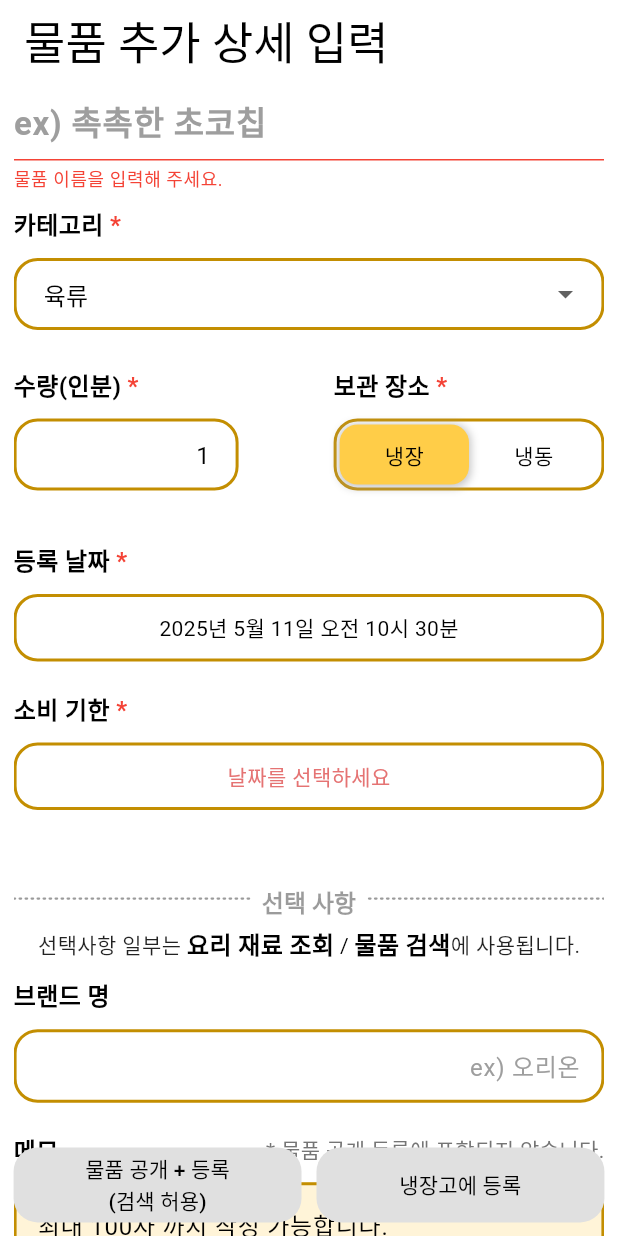
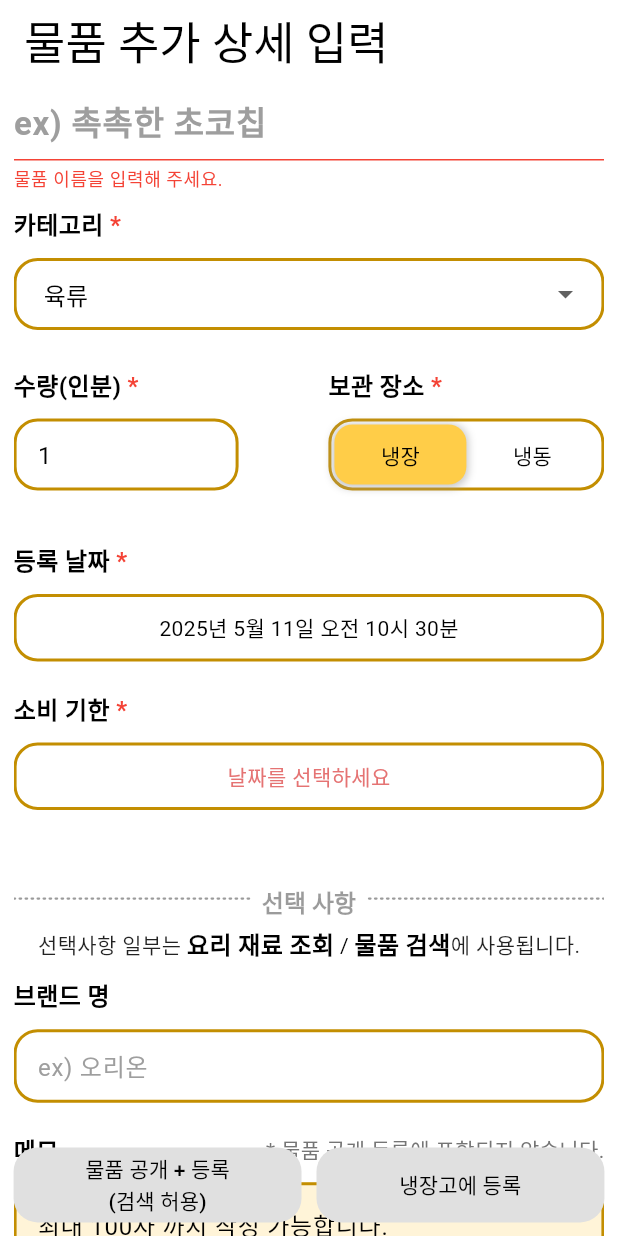
Before and after one commit to Mango-Fridge/Frontend, a Flutter app: the AddContentView screen opened by its route, on a phone screen of 412 x 824 dp. Run offline on Flutter 3.47's test engine with Material 3 defaults, Android fonts, the phone set to English and light mode, and no system bars; drawn by our look-alikes of custom_sliding_segmented_control; our stand-ins replace dio, flutter_dotenv, flutter_riverpod, fluttertoast, freezed_annotation, go_router and 7 more; missing offline and left inert: kakao_flutter_sdk; accounts and stored records are empty; generated files the repository leaves out were written again; Roboto replaces fonts that are missing (Mainfonts).

Commit message:
[Design]: Refrigerator-AddContent-물품 추가 좌측 정렬 #172

```diff
--- a/lib/view/refrigerator/add_content_view.dart
+++ b/lib/view/refrigerator/add_content_view.dart
@@ -365,7 +365,7 @@ class _AddContentViewState extends ConsumerState<AddContentView> {
                   width: 150,
                   child: TextField(
                     key: _countKey,
-                    textAlign: TextAlign.right,
+                    textAlign: TextAlign.left,
                     onTap: () => _focusTextField(_countKey),
                     controller: countController,
                     keyboardType: TextInputType.number,
@@ -439,7 +439,6 @@ class _AddContentViewState extends ConsumerState<AddContentView> {
                     }
                     ref.watch(addContentProvider.notifier).setStorage(storage);
                   },
-                  padding: 30,
                 ),
               ],
             ),
@@ -613,7 +612,7 @@ class _AddContentViewState extends ConsumerState<AddContentView> {
                   key: _brandNameKey,
                   onTap: () => _focusTextField(_brandNameKey),
                   controller: brandNameController,
-                  textAlign: TextAlign.right,
+                  textAlign: TextAlign.left,
                   decoration: InputDecoration(
                     enabledBorder: OutlineInputBorder(
                       borderSide: BorderSide(
@@ -719,7 +718,7 @@ class _AddContentViewState extends ConsumerState<AddContentView> {
                   key: _subCategoryKey,
                   onTap: () => _focusTextField(_subCategoryKey),
                   controller: subCategoryController,
-                  textAlign: TextAlign.right,
+                  textAlign: TextAlign.left,
                   decoration: InputDecoration(
                     enabledBorder: OutlineInputBorder(
                       borderSide: BorderSide(
@@ -783,11 +782,7 @@ class _AddContentViewState extends ConsumerState<AddContentView> {
             ],
           ),
           const SizedBox(height: 15),
-          Padding(
-            padding: EdgeInsets.symmetric(
-              horizontal: design.nutritionViewMarginAndPadding,
-            ),
-            child: Column(
+          Column(
             spacing: 20,
             children: <Widget>[
               Row(
@@ -832,7 +827,7 @@ class _AddContentViewState extends ConsumerState<AddContentView> {
                             key: _capacityKey,
                             keyboardType: TextInputType.number,
                             controller: capacityController,
-                              textAlign: TextAlign.right,
+                            textAlign: TextAlign.left,
                             enabled: widget.item == null,
                             style: const TextStyle(color: Colors.black),
                             decoration: InputDecoration(
@@ -923,7 +918,6 @@ class _AddContentViewState extends ConsumerState<AddContentView> {
                                 .watch(addContentProvider.notifier)
                                 .setUnit(unit);
                           },
-                            padding: 30,
                         ),
                       ],
                     ),
@@ -1007,7 +1001,6 @@ class _AddContentViewState extends ConsumerState<AddContentView> {
               const SizedBox(height: 70),
             ],
           ),
-          ),
         ],
       ),
     );
@@ -1016,7 +1009,6 @@ class _AddContentViewState extends ConsumerState<AddContentView> {
   Widget _doubleSegmentedControl({
     required Map<int, Widget> segments,
     required void Function(int) onValueChanged,
-    required double padding,
   }) {
     final Design design = Design(context);
     return Theme(
@@ -1025,10 +1017,10 @@ class _AddContentViewState extends ConsumerState<AddContentView> {
         highlightColor: Colors.transparent,
       ),
       child: CustomSlidingSegmentedControl<int>(
+        fixedWidth: design.addContentNutritionTextWidth - 15,
         initialValue: 1,
         height: 40,
         children: segments,
-        padding: padding,
         decoration: BoxDecoration(
           border: Border.all(color: design.textFieldborderColor, width: 2),
           color: Colors.white,
@@ -1202,6 +1194,7 @@ class _AddContentViewState extends ConsumerState<AddContentView> {
   }) {
     final Design design = Design(context);
     return Column(
+      spacing: 10,
       crossAxisAlignment: CrossAxisAlignment.start,
       children: <Widget>[
         SizedBox(
@@ -1232,7 +1225,7 @@ class _AddContentViewState extends ConsumerState<AddContentView> {
             key: key,
             keyboardType: textInputType,
             controller: controller,
-            textAlign: TextAlign.right,
+            textAlign: TextAlign.left,
             style: const TextStyle(color: Colors.black),
             enabled: enabled,
             decoration: InputDecoration(
```
Lines whose indentation alone changed are shown as unchanged.
